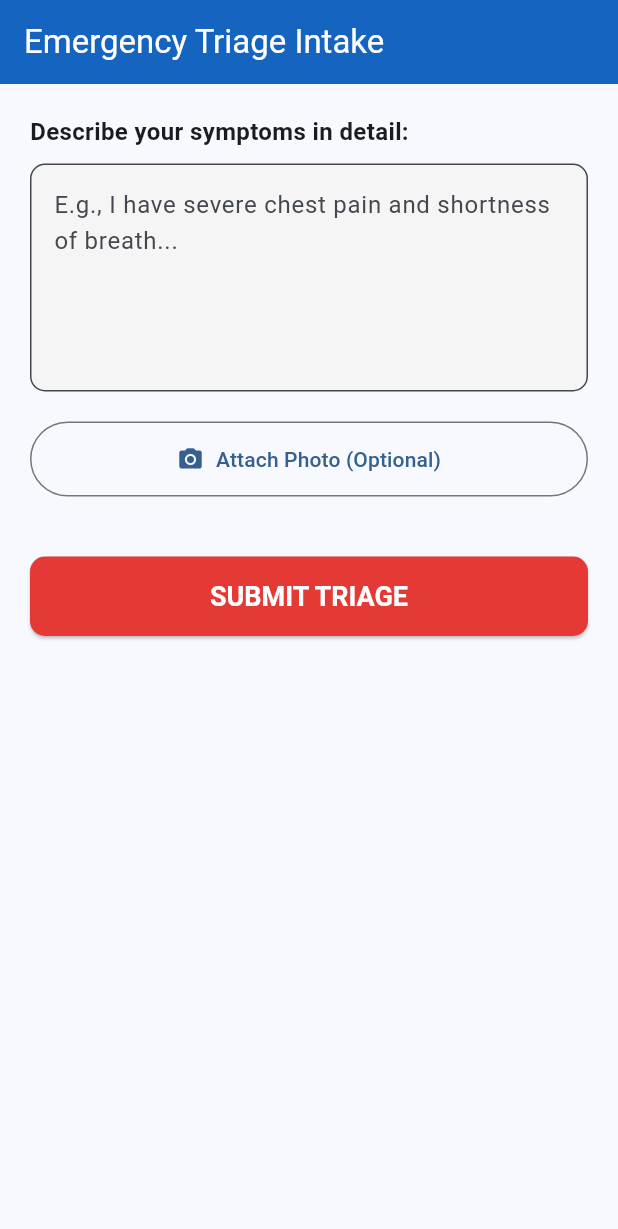
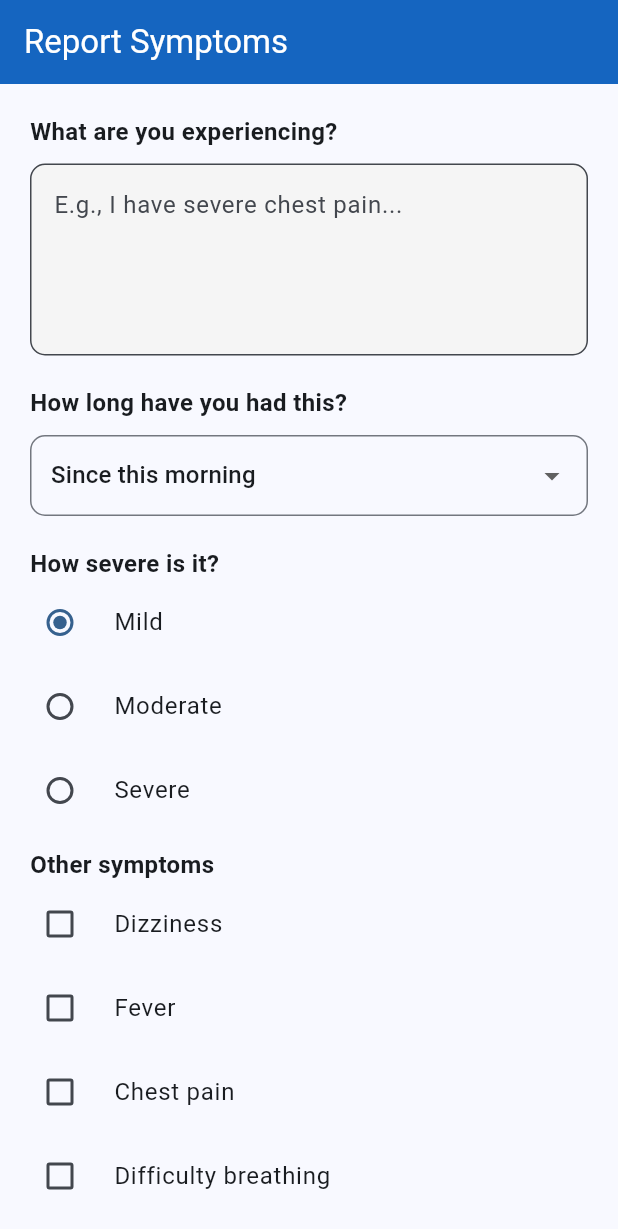
Before and after one commit to pamithenuka/CarePulse-AI_SE_049, a Flutter app: the screen it shows after launch, on a phone screen of 412 x 824 dp. Shown: the top 1229 px of the screen. Run offline on Flutter 3.47's test engine with Material 3 defaults, Android fonts, the phone set to English and light mode, and no system bars.

```diff
--- a/mobile-app/lib/screens/symptom_intake_screen.dart
+++ b/mobile-app/lib/screens/symptom_intake_screen.dart
@@ -14,6 +14,21 @@ class _SymptomIntakeScreenState extends State<SymptomIntakeScreen> {
   final TriageApiService _apiService = TriageApiService();
   bool _isLoading = false;
 
+  // New fields
+  String _selectedDuration = 'Since this morning';
+  final List<String> _durations = ['Since this morning', 'For two days', 'More than a week', 'Other'];
+
+  String _selectedSeverity = 'Mild';
+  final List<String> _severities = ['Mild', 'Moderate', 'Severe'];
+
+  final Map<String, bool> _additionalSymptoms = {
+    'Dizziness': false,
+    'Fever': false,
+    'Chest pain': false,
+    'Difficulty breathing': false,
+    'Vomiting': false,
+  };
+
   // Mock patient ID for testing
   final String _patientId = "3fa85f64-5717-4562-b3fc-2c963f66afa6";
 
@@ -28,9 +43,18 @@ class _SymptomIntakeScreenState extends State<SymptomIntakeScreen> {
     setState(() => _isLoading = true);
 
     try {
+      final selectedAdditionalSymptoms = _additionalSymptoms.entries
+          .where((e) => e.value)
+          .map((e) => e.key)
+          .toList();
+
       final result = await _apiService.submitTriage(
-        _patientId,
-        _symptomsController.text
+        patientId: _patientId,
+        symptoms: _symptomsController.text,
+        duration: _selectedDuration,
+        severity: _selectedSeverity,
+        additionalSymptoms: selectedAdditionalSymptoms,
+        hasPhotoAttachment: false,
       );
 
       if (!mounted) return;
@@ -56,7 +80,7 @@ class _SymptomIntakeScreenState extends State<SymptomIntakeScreen> {
   Widget build(BuildContext context) {
     return Scaffold(
       appBar: AppBar(
-        title: const Text('Emergency Triage Intake'),
+        title: const Text('Report Symptoms'),
         backgroundColor: Colors.blue.shade800,
         foregroundColor: Colors.white,
       ),
@@ -66,15 +90,15 @@ class _SymptomIntakeScreenState extends State<SymptomIntakeScreen> {
           crossAxisAlignment: CrossAxisAlignment.stretch,
           children: [
             const Text(
-              "Describe your symptoms in detail:",
+              "What are you experiencing?",
               style: TextStyle(fontSize: 16, fontWeight: FontWeight.bold),
             ),
             const SizedBox(height: 10),
             TextField(
               controller: _symptomsController,
-              maxLines: 5,
+              maxLines: 4,
               decoration: InputDecoration(
-                hintText: "E.g., I have severe chest pain and shortness of breath...",
+                hintText: "E.g., I have severe chest pain...",
                 border: OutlineInputBorder(
                   borderRadius: BorderRadius.circular(10),
                 ),
@@ -83,20 +107,66 @@ class _SymptomIntakeScreenState extends State<SymptomIntakeScreen> {
               ),
             ),
             const SizedBox(height: 20),
+
+            const Text(
+              "How long have you had this?",
+              style: TextStyle(fontSize: 16, fontWeight: FontWeight.bold),
+            ),
+            const SizedBox(height: 10),
+            DropdownButtonFormField<String>(
+              value: _selectedDuration,
+              items: _durations.map((d) => DropdownMenuItem(value: d, child: Text(d))).toList(),
+              onChanged: (val) => setState(() => _selectedDuration = val!),
+              decoration: InputDecoration(
+                border: OutlineInputBorder(borderRadius: BorderRadius.circular(10)),
+                contentPadding: const EdgeInsets.symmetric(horizontal: 10, vertical: 15),
+              ),
+            ),
+            const SizedBox(height: 20),
+
+            const Text(
+              "How severe is it?",
+              style: TextStyle(fontSize: 16, fontWeight: FontWeight.bold),
+            ),
+            Column(
+              children: _severities.map((s) => RadioListTile<String>(
+                title: Text(s),
+                value: s,
+                groupValue: _selectedSeverity,
+                onChanged: (val) => setState(() => _selectedSeverity = val!),
+                contentPadding: EdgeInsets.zero,
+              )).toList(),
+            ),
+            const SizedBox(height: 10),
+
+            const Text(
+              "Other symptoms",
+              style: TextStyle(fontSize: 16, fontWeight: FontWeight.bold),
+            ),
+            Column(
+              children: _additionalSymptoms.keys.map((s) => CheckboxListTile(
+                title: Text(s),
+                value: _additionalSymptoms[s],
+                onChanged: (val) => setState(() => _additionalSymptoms[s] = val!),
+                contentPadding: EdgeInsets.zero,
+                controlAffinity: ListTileControlAffinity.leading,
+              )).toList(),
+            ),
+
+            const SizedBox(height: 20),
             OutlinedButton.icon(
               onPressed: () {
-                // Mock action for optional photo attachment
                 ScaffoldMessenger.of(context).showSnackBar(
-                  const SnackBar(content: Text("Photo attachment not supported yet in backend.")),
+                  const SnackBar(content: Text("Photo attachment not supported yet.")),
                 );
               },
               icon: const Icon(Icons.camera_alt),
-              label: const Text("Attach Photo (Optional)"),
+              label: const Text("Add Photo"),
               style: OutlinedButton.styleFrom(
                 padding: const EdgeInsets.all(15),
               ),
             ),
-            const SizedBox(height: 40),
+            const SizedBox(height: 30),
             ElevatedButton(
               onPressed: _isLoading ? null : _submitTriage,
               style: ElevatedButton.styleFrom(
@@ -110,7 +180,7 @@ class _SymptomIntakeScreenState extends State<SymptomIntakeScreen> {
               ),
               child: _isLoading
                   ? const CircularProgressIndicator(color: Colors.white)
-                  : const Text("SUBMIT TRIAGE"),
+                  : const Text("SUBMIT SYMPTOMS"),
             ),
           ],
         ),
```
Also changed, not shown: mobile-app/lib/screens/triage_status_screen.dart (+140 -62 lines), mobile-app/lib/services/triage_api_service.dart (+12 -1 lines), 4 other files.
